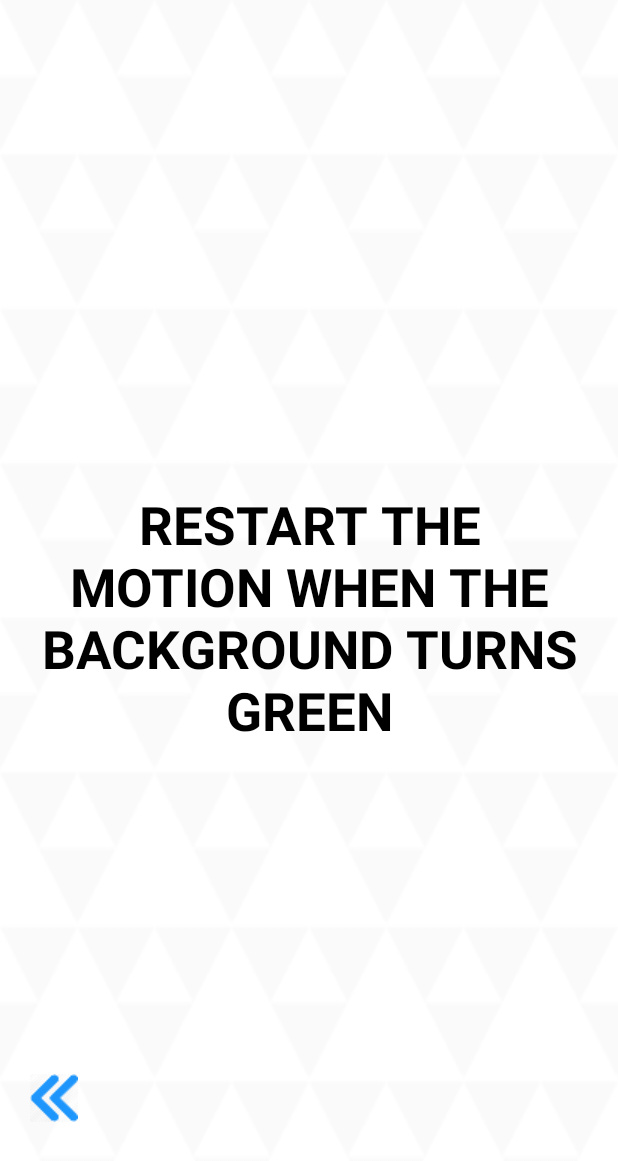
After one commit to AnthonyChraim/PolyHx2020, an Android app: the layout activity_trainer_cpr.xml on its own in the app's theme, with its tools: preview values and no code run, on a phone screen of 412 x 824 dp. The commit adds this screen. Shown: the top 1161 px of the screen. Run offline under Robolectric (Android 15) with nearby library versions, the phone set to English and light mode, and no system bars.

Commit message:
all files from hackathon

```diff
--- /dev/null
+++ b/app/src/main/res/layout/activity_trainer_cpr.xml
@@ -0,0 +1,44 @@
+<?xml version="1.0" encoding="utf-8"?>
+<RelativeLayout xmlns:android="http://schemas.android.com/apk/res/android"
+    xmlns:tools="http://schemas.android.com/tools"
+    android:layout_width="match_parent"
+    android:layout_height="match_parent"
+    tools:context=".TrainerCPR">
+
+    <RelativeLayout
+        android:id="@+id/CPRlayout"
+        android:layout_width="match_parent"
+        android:layout_height="match_parent"
+        android:background="@drawable/background"
+        android:visibility="visible">
+
+        <TextView
+            android:id="@+id/CPRtextView"
+            android:layout_width="match_parent"
+            android:layout_height="wrap_content"
+            android:layout_centerHorizontal="true"
+            android:layout_centerVertical="true"
+            android:text="Restart the motion when the background turns GREEN"
+            android:textColor="@color/colorAccent"
+            android:textAlignment="center"
+            android:textStyle="bold"
+            android:textSize="35sp"
+            android:textAllCaps="true"
+            android:paddingHorizontal="10dp"/>
+
+        <ImageButton
+            android:id="@+id/backFromCPRimageButton"
+            android:layout_width="wrap_content"
+            android:layout_height="wrap_content"
+            android:layout_centerVertical="true"
+            android:layout_centerHorizontal="true"
+            android:translationX="-170dp"
+            android:translationY="320dp"
+            android:onClick="backFromCPR"
+            android:src="@drawable/backbutton"
+            android:background="@null"
+            />
+
+    </RelativeLayout>
+
+</RelativeLayout>
```
Also changed, not shown: app/src/main/java/com/cc/polyhx2020/MainActivity.java (+9 -3 lines), app/src/main/java/com/cc/polyhx2020/TrainerCPR.java (added, +83 -0 lines), app/src/main/res/drawable-v24/bell_icon.png (added), app/src/main/res/drawable-v24/laying_icon.png (added), app/src/main/res/drawable-v24/profile_icon.png (added), app/src/main/res/drawable-v24/tel_icon.png (added), app/src/main/res/drawable-v24/tips.png (added), 1 other file.
